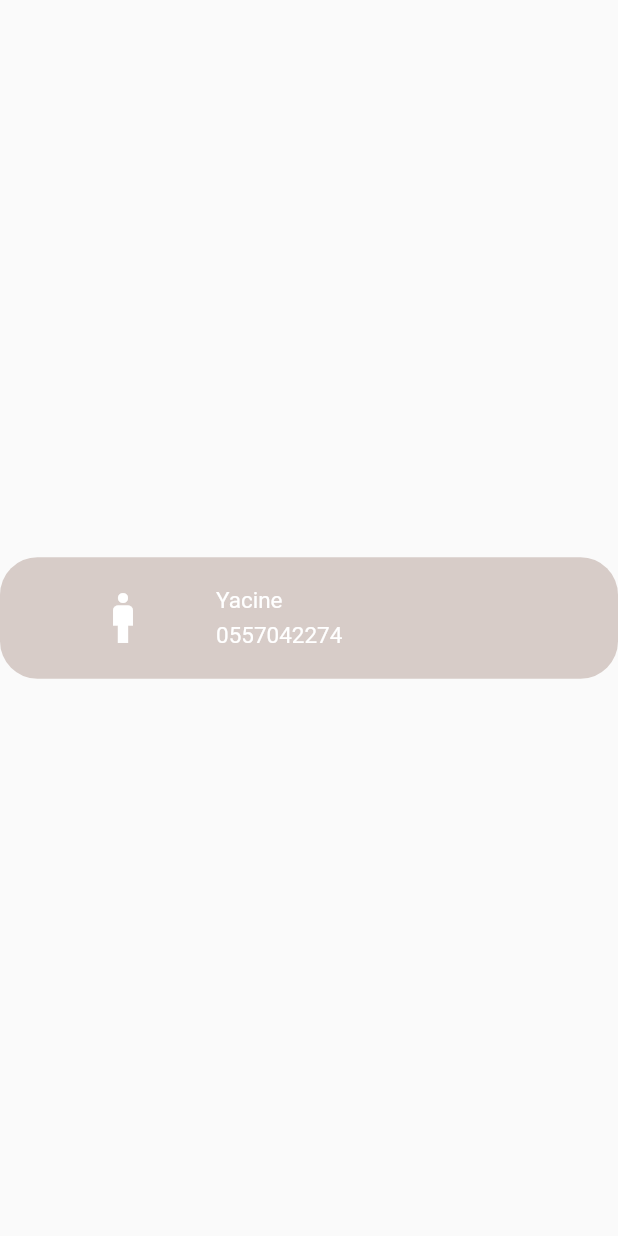
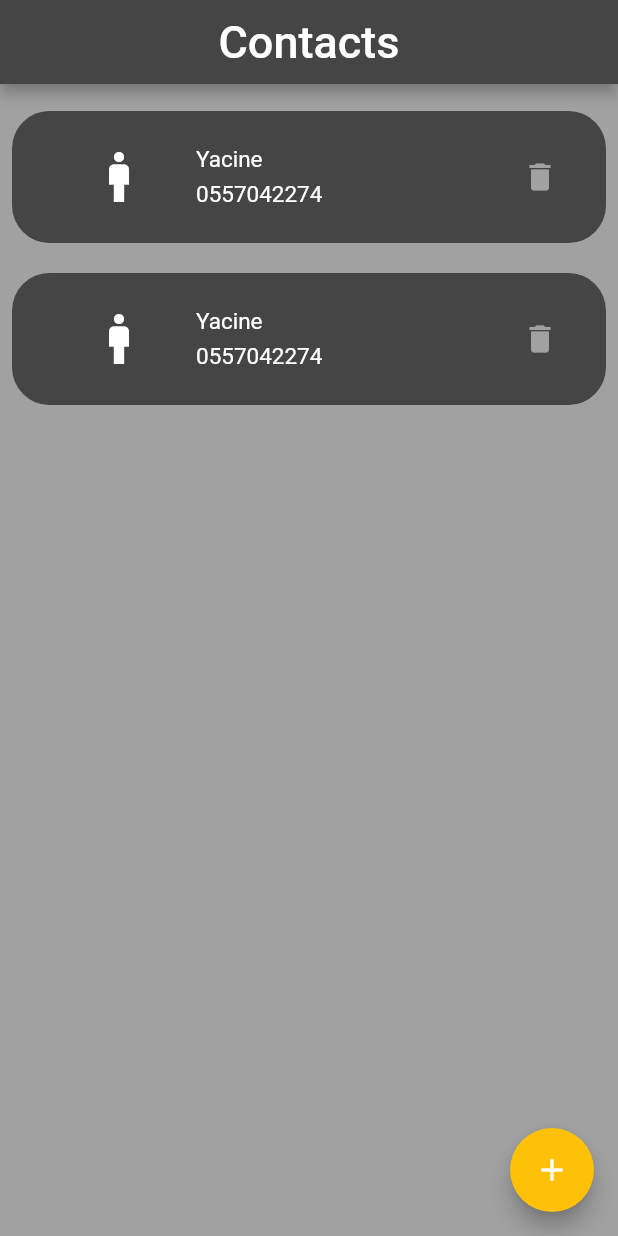
Before and after one commit to chechna9/flutterWorkshop, a Flutter app: the screen it shows after launch, on a phone screen of 412 x 824 dp. Run offline on Flutter 3.47's test engine with Material 2 defaults, Android fonts, the phone set to English and light mode, and no system bars.

Commit message:
add contact done

```diff
--- a/simple_app/lib/contact_card.dart
+++ b/simple_app/lib/contact_card.dart
@@ -1,5 +1,6 @@
 import 'package:flutter/material.dart';
 import 'package:simple_app/constants.dart';
+import 'package:simple_app/gender.dart';
 
 class ContactCard extends StatefulWidget {
   final Gender gender;
@@ -18,28 +19,17 @@ class ContactCard extends StatefulWidget {
 }
 
 class _ContactCardState extends State<ContactCard> {
-  late int colorDegre;
-  @override
-  void initState() {
-    // TODO: implement initState
-    super.initState();
-    colorDegre = 0;
-  }
-
   @override
   Widget build(BuildContext context) {
     return InkWell(
-      onTap: () {
-        colorDegre += 100;
-        colorDegre %= 900;
-        setState(() {});
-      },
+      onTap: () {},
       child: Container(
         decoration: BoxDecoration(
           borderRadius: BorderRadius.circular(25),
-          color: Colors.brown[colorDegre + 100],
+          color: grey1,
         ),
         padding: const EdgeInsets.all(20),
+        margin: const EdgeInsets.symmetric(vertical: 10),
         child: Row(
           children: [
             Expanded(
@@ -78,11 +68,16 @@ class _ContactCardState extends State<ContactCard> {
                 ],
               ),
             ),
+            IconButton(
+              onPressed: () {},
+              icon: Icon(
+                Icons.delete,
+                color: grey2,
+              ),
+            )
           ],
         ),
       ),
     );
   }
 }
-
-enum Gender { male, female }
--- /dev/null
+++ b/simple_app/lib/gender.dart
@@ -0,0 +1 @@
+enum Gender { male, female }
--- a/simple_app/lib/home.dart
+++ b/simple_app/lib/home.dart
@@ -1,4 +1,6 @@
 import 'package:flutter/material.dart';
+import 'package:simple_app/add_contact.dart';
+import 'package:simple_app/constants.dart';
 import 'package:simple_app/contact_card.dart';
 
 class Home extends StatefulWidget {
@@ -9,12 +11,60 @@ class Home extends StatefulWidget {
 }
 
 class _HomeState extends State<Home> {
+  List<ContactCard> contacts = [
+    const ContactCard(
+      name: "Yacine",
+      phoneNumber: "0557042274",
+    ),
+    const ContactCard(
+      name: "Yacine",
+      phoneNumber: "0557042274",
+    ),
+  ];
+  void add(ContactCard e) {
+    setState(() {
+      contacts.add(e);
+    });
+  }
+
   @override
   Widget build(BuildContext context) {
-    return const Center(
-      child: ContactCard(
-        name: "Yacine",
-        phoneNumber: "0557042274",
+    return Scaffold(
+      backgroundColor: grey2,
+      appBar: AppBar(
+        centerTitle: true,
+        backgroundColor: grey1,
+        title: const Text(
+          "Contacts",
+          style: TextStyle(
+            color: Colors.white,
+            fontSize: 30,
+          ),
+        ),
+      ),
+      floatingActionButton: FloatingActionButton(
+        onPressed: () {
+          showDialog(
+              context: context,
+              builder: (context) => Dialog(
+                    child: AddContact(add: add),
+                    backgroundColor: Colors.transparent,
+                    elevation: 0,
+                    insetPadding: const EdgeInsets.symmetric(
+                        horizontal: 24, vertical: 20),
+                  ));
+        },
+        backgroundColor: Colors.amber,
+        child: const Icon(Icons.add),
+      ),
+      body: Padding(
+        padding: const EdgeInsets.all(8.0),
+        child: SingleChildScrollView(
+          child: Column(
+            mainAxisAlignment: MainAxisAlignment.spaceBetween,
+            children: contacts,
+          ),
+        ),
       ),
     );
   }
```
Also changed, not shown: simple_app/lib/add_contact.dart (added, +149 -0 lines).
